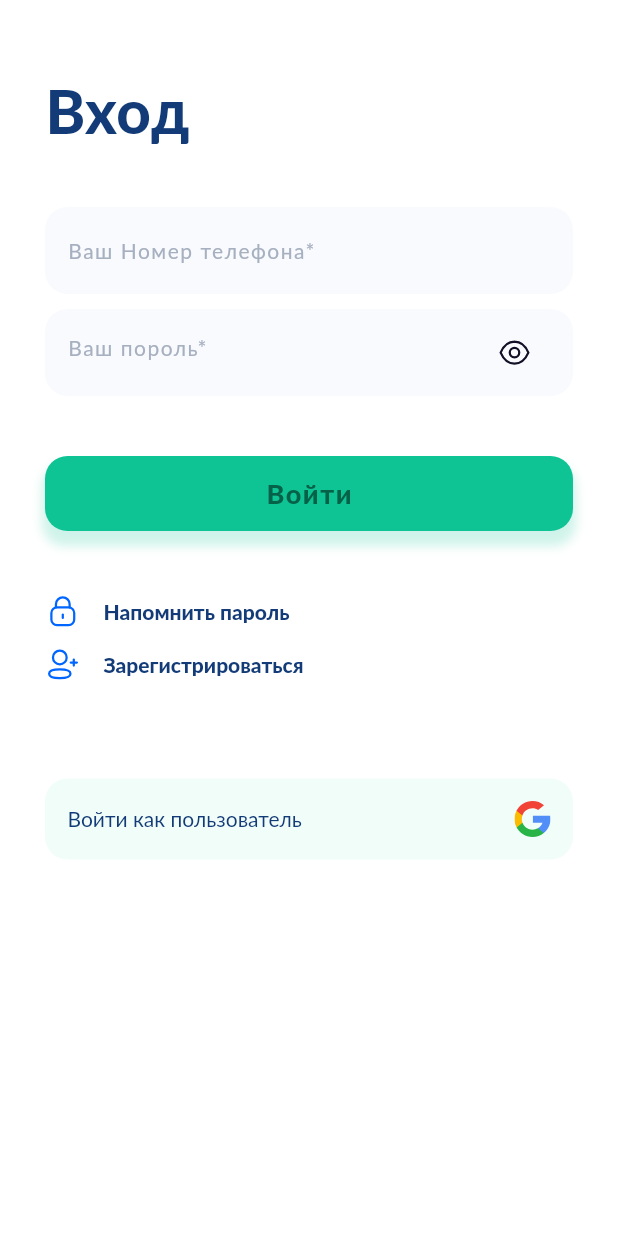
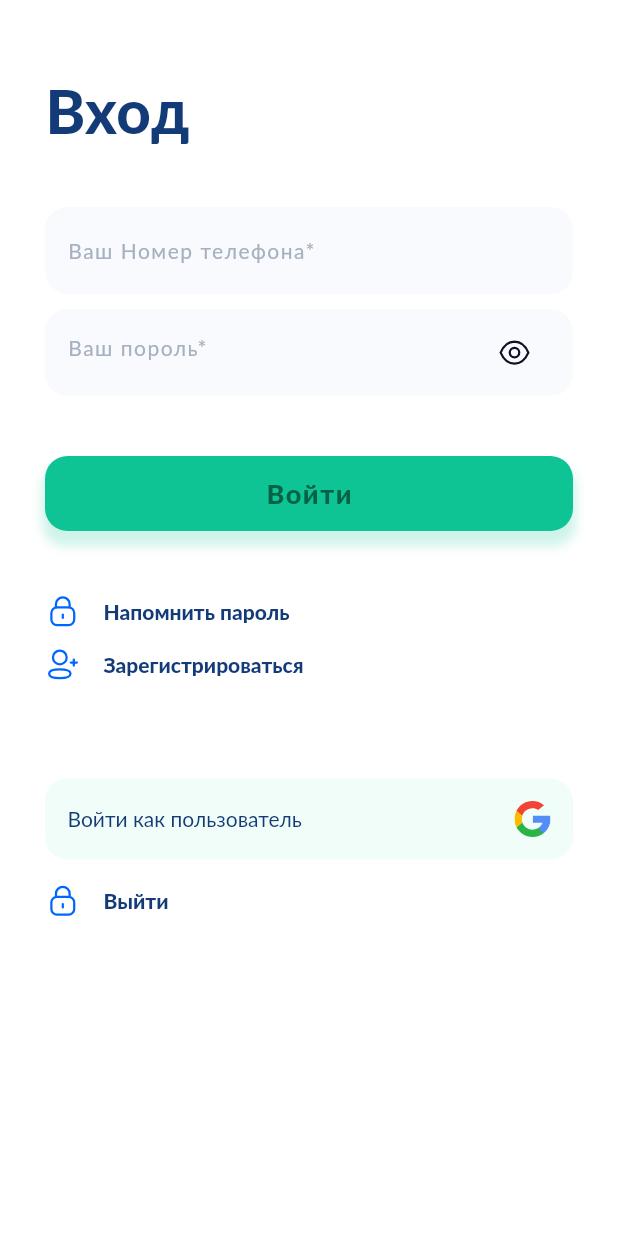
Before and after one commit to RostislavUlinets/usa_in_ua, a Flutter app: the screen it shows after launch, on a phone screen of 412 x 824 dp. Run offline on Flutter 3.47's test engine with Material 2 defaults, Android fonts, the light colour scheme and no system bars; our stand-ins replace another_flushbar, bloc, cloud_firestore, dartz, firebase_auth, firebase_core and 7 more; accounts and stored records are empty.

Commit message:
[REFACTORING] Some changes

```diff
--- a/lib/pages/authorization/login_screen.dart
+++ b/lib/pages/authorization/login_screen.dart
@@ -10,6 +10,7 @@ import 'package:usa_in_ua/pages/authorization/restore_password.dart';
 import 'package:usa_in_ua/pages/authorization/widgets/login_form.dart';
 import 'package:usa_in_ua/resources/app_colors.dart';
 import 'package:usa_in_ua/resources/app_icons.dart';
+import 'package:usa_in_ua/services/auth_service.dart';
 
 class LoginScreen extends StatefulWidget {
   static const String routeName = '/login_screen';
@@ -198,6 +199,27 @@ class _LoginScreenState extends State<LoginScreen> {
                       ),
                     ),
                   ),
+                  GestureDetector(
+                    onTap: () async {
+                      AuthService service = AuthService();
+                      await service.signOut();
+                    },
+                    child: Row(
+                      children: [
+                        SvgPicture.asset(AppIcons.locker),
+                        const Padding(
+                          padding: EdgeInsets.all(15.0),
+                          child: Text(
+                            'Выйти',
+                            style: TextStyle(
+                              color: AppColors.text,
+                              fontWeight: FontWeight.w800,
+                            ),
+                          ),
+                        ),
+                      ],
+                    ),
+                  ),
                 ],
               ),
             ),
--- a/lib/pages/authorization/widgets/resend_otp.dart
+++ b/lib/pages/authorization/widgets/resend_otp.dart
@@ -2,6 +2,8 @@ import 'package:flutter/material.dart';
 import 'dart:async';
 
 import 'package:usa_in_ua/resources/app_colors.dart';
+
+//BLOC OR CUBIT ( REFACTORING )
 
 class ResendOTP extends StatefulWidget {
   const ResendOTP({Key? key}) : super(key: key);
--- a/lib/services/admin_imitator.dart
+++ b/lib/services/admin_imitator.dart
@@ -21,6 +21,8 @@ class AdminImitator {
       return null;
     }
 
+    // UserModel.fromJson();
+
     return UserModel(
       uid: documentSnapshot.docs[0]['uid'],
       name: documentSnapshot.docs[0]['name'],
--- a/lib/services/auth_service.dart
+++ b/lib/services/auth_service.dart
@@ -2,6 +2,7 @@ import 'dart:convert';
 import 'dart:math';
 
 import 'package:cloud_firestore/cloud_firestore.dart';
+import 'package:firebase_auth/firebase_auth.dart';
 import 'package:usa_in_ua/database/firestore_data.dart';
 import 'package:usa_in_ua/models/auth/domain/value_objects.dart';
 import 'package:usa_in_ua/models/user/user.dart';
@@ -14,6 +15,10 @@ class AuthService {
 
   factory AuthService() {
     return _instance;
+  }
+
+  Future<void> signOut() async {
+    await FirebaseAuth.instance.signOut();
   }
 
   Future<void> generateUserData({
```
Also changed, not shown: lib/database/firestore_data.dart (+4 -4 lines), lib/pages/main/main_screen.dart (added, +10 -0 lines).
